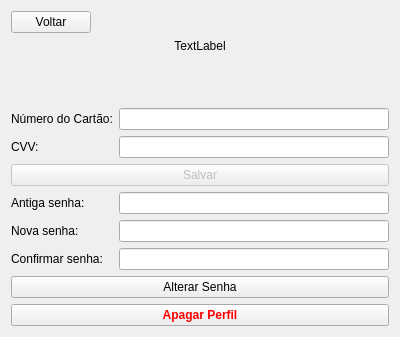
Qt form src/manterperfilwindow.ui (MatTerra/IngressoNet) before a commit.
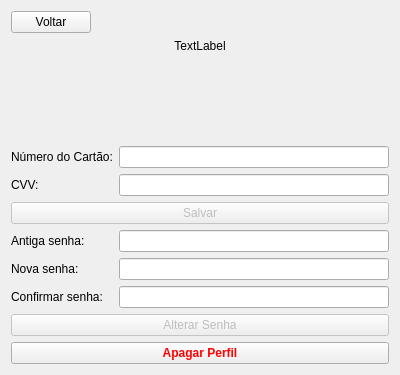
The same form after that commit.

Diff of the .ui file:
```diff
--- a/src/manterperfilwindow.ui
+++ b/src/manterperfilwindow.ui
@@ -7,7 +7,7 @@
     <x>0</x>
     <y>0</y>
     <width>400</width>
-    <height>337</height>
+    <height>375</height>
    </rect>
   </property>
   <property name="windowTitle">
@@ -131,7 +131,7 @@
      <item row="6" column="0" colspan="2">
       <widget class="QPushButton" name="changeSenhaBtn">
        <property name="enabled">
-        <bool>true</bool>
+        <bool>false</bool>
        </property>
        <property name="text">
         <string>Alterar Senha</string>
```
